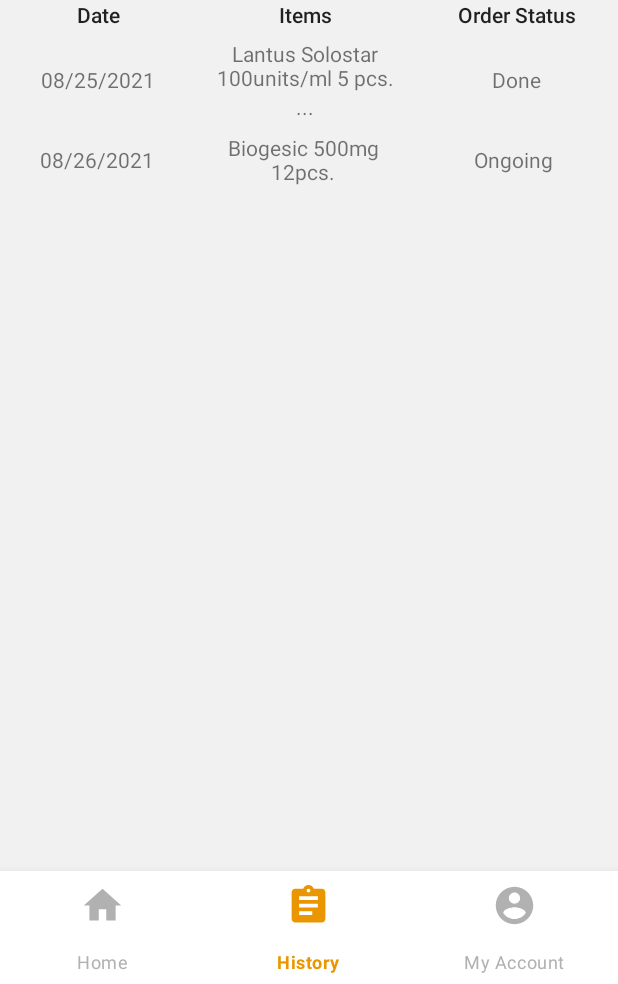
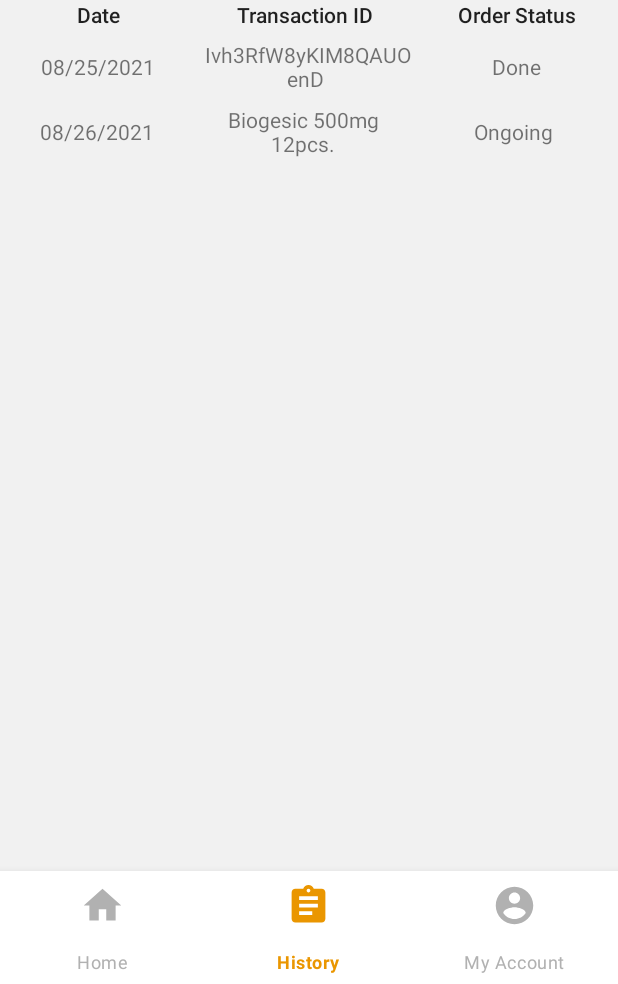
Before and after one commit to jSunpayco/MOBDEVE_S16_Group22_MP, an Android app: the screen it shows after launch once a user with an empty profile is signed in (MainActivity), item 2 of the bottom bar chosen, on a phone screen of 412 x 824 dp, the part 252-1236 px from its top. Run offline under Robolectric (Android 15) with nearby library versions, the phone set to English and light mode, and no system bars; our stand-ins replace Firebase (no records; nobody signed in at launch, a user with empty details on screens opened directly).

Commit message:
Updated overview item activity

```diff
--- a/app/src/main/java/com/mobdeve/s16/group22/medelivery/OverviewItemViewHolder.java
+++ b/app/src/main/java/com/mobdeve/s16/group22/medelivery/OverviewItemViewHolder.java
@@ -18,5 +18,4 @@ public class OverviewItemViewHolder extends RecyclerView.ViewHolder{
         this.quantityTv = (TextView) itemView.findViewById(R.id.quantityTv);
         this.priceTv = (TextView) itemView.findViewById(R.id.priceTv);
     }
-
 }
--- a/app/src/main/res/layout/fragment_history.xml
+++ b/app/src/main/res/layout/fragment_history.xml
@@ -28,7 +28,7 @@
             android:layout_width="30dp"
             android:layout_height="wrap_content"
             android:layout_weight="1"
-            android:text="Items"
+            android:text="Transaction ID"
             android:textAlignment="center"
             android:textAppearance="@style/TextAppearance.AppCompat.Body2" />
 
@@ -72,15 +72,9 @@
                 android:id="@+id/textView20"
                 android:layout_width="wrap_content"
                 android:layout_height="wrap_content"
-                android:text="Lantus Solostar 100units/ml 5 pcs."
+                android:text=" Ivh3RfW8yKIM8QAUOenD"
                 android:textAlignment="center" />
 
-            <TextView
-                android:id="@+id/textView21"
-                android:layout_width="match_parent"
-                android:layout_height="wrap_content"
-                android:text="..."
-                android:textAlignment="center" />
         </LinearLayout>
 
         <TextView
```
Also changed, not shown: app/src/main/java/com/mobdeve/s16/group22/medelivery/OverviewItemActivity.java (+5 -2 lines).
